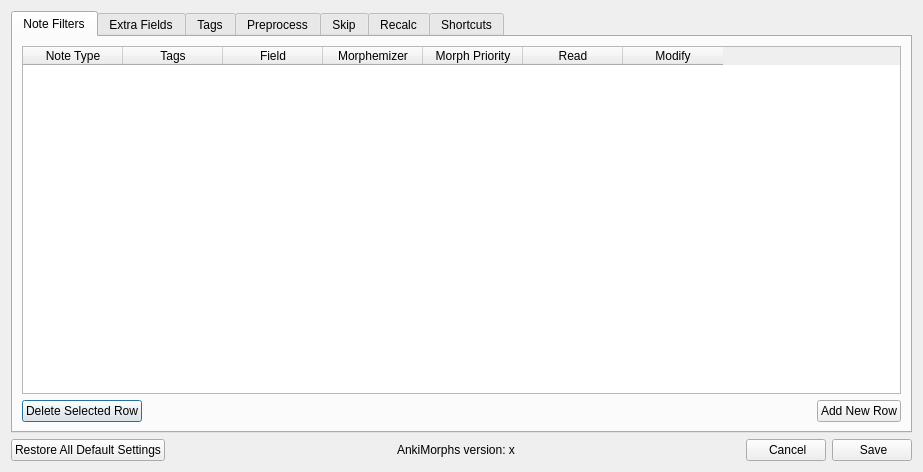
First picture: the form in ankimorphs/ui/settings_dialog.ui, repository mortii/anki-morphs, before the edit.
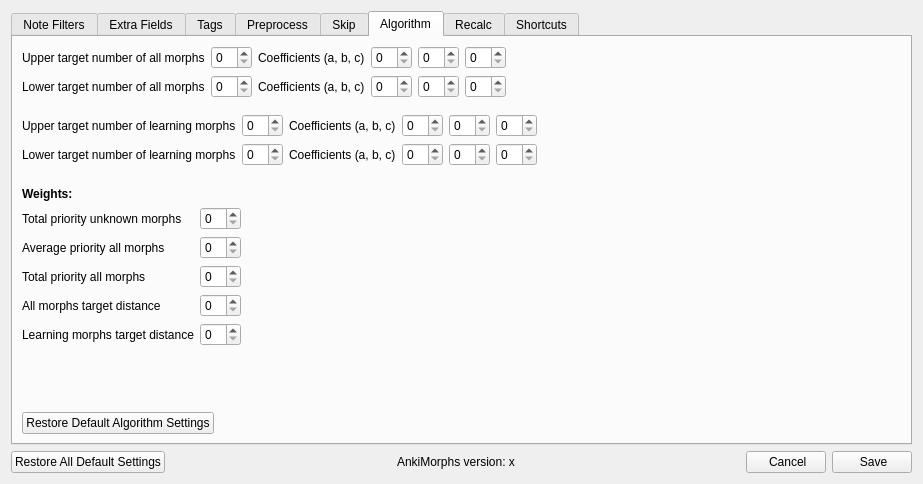
Second picture: the form after the edit. The open tabs and pages were chosen to show the change.

Commit message: added algorithm tab in settings (wip)

Diff of the .ui file:
```diff
--- a/ankimorphs/ui/settings_dialog.ui
+++ b/ankimorphs/ui/settings_dialog.ui
@@ -10,7 +10,7 @@
     <x>0</x>
     <y>0</y>
     <width>923</width>
-    <height>472</height>
+    <height>484</height>
    </rect>
   </property>
   <property name="windowTitle">
@@ -426,6 +426,327 @@
          </item>
         </layout>
        </widget>
+       <widget class="QWidget" name="tab">
+        <attribute name="title">
+         <string>Algorithm</string>
+        </attribute>
+        <layout class="QVBoxLayout" name="verticalLayout_31">
+         <item>
+          <layout class="QVBoxLayout" name="verticalLayout_26">
+           <property name="bottomMargin">
+            <number>10</number>
+           </property>
+           <item>
+            <layout class="QHBoxLayout" name="horizontalLayout_15">
+             <item>
+              <widget class="QLabel" name="label_24">
+               <property name="text">
+                <string>Upper target number of all morphs</string>
+               </property>
+              </widget>
+             </item>
+             <item>
+              <widget class="QSpinBox" name="spinBox_6"/>
+             </item>
+             <item>
+              <widget class="QLabel" name="label_25">
+               <property name="text">
+                <string>Coefficients (a, b, c)</string>
+               </property>
+              </widget>
+             </item>
+             <item>
+              <widget class="QSpinBox" name="spinBox_7"/>
+             </item>
+             <item>
+              <widget class="QSpinBox" name="spinBox_8"/>
+             </item>
+             <item>
+              <widget class="QSpinBox" name="spinBox_9"/>
+             </item>
+             <item>
+              <spacer name="horizontalSpacer_15">
+               <property name="orientation">
+                <enum>Qt::Horizontal</enum>
+               </property>
+               <property name="sizeHint" stdset="0">
+                <size>
+                 <width>40</width>
+                 <height>20</height>
+                </size>
+               </property>
+              </spacer>
+             </item>
+            </layout>
+           </item>
+           <item>
+            <layout class="QHBoxLayout" name="horizontalLayout_14">
+             <item>
+              <widget class="QLabel" name="label_22">
+               <property name="text">
+                <string>Lower target number of all morphs</string>
+               </property>
+              </widget>
+             </item>
+             <item>
+              <widget class="QSpinBox" name="spinBox"/>
+             </item>
+             <item>
+              <widget class="QLabel" name="label_23">
+               <property name="text">
+                <string>Coefficients (a, b, c)</string>
+               </property>
+              </widget>
+             </item>
+             <item>
+              <widget class="QSpinBox" name="spinBox_3"/>
+             </item>
+             <item>
+              <widget class="QSpinBox" name="spinBox_4"/>
+             </item>
+             <item>
+              <widget class="QSpinBox" name="spinBox_5"/>
+             </item>
+             <item>
+              <spacer name="horizontalSpacer_14">
+               <property name="orientation">
+                <enum>Qt::Horizontal</enum>
+               </property>
+               <property name="sizeHint" stdset="0">
+                <size>
+                 <width>40</width>
+                 <height>20</height>
+                </size>
+               </property>
+              </spacer>
+             </item>
+            </layout>
+           </item>
+          </layout>
+         </item>
+         <item>
+          <layout class="QVBoxLayout" name="verticalLayout_27">
+           <property name="bottomMargin">
+            <number>15</number>
+           </property>
+           <item>
+            <layout class="QHBoxLayout" name="horizontalLayout_18">
+             <item>
+              <widget class="QLabel" name="label_30">
+               <property name="text">
+                <string>Upper target number of learning morphs</string>
+               </property>
+              </widget>
+             </item>
+             <item>
+              <widget class="QSpinBox" name="spinBox_18"/>
+             </item>
+             <item>
+              <widget class="QLabel" name="label_31">
+               <property name="text">
+                <string>Coefficients (a, b, c)</string>
+               </property>
+              </widget>
+             </item>
+             <item>
+              <widget class="QSpinBox" name="spinBox_19"/>
+             </item>
+             <item>
+              <widget class="QSpinBox" name="spinBox_20"/>
+             </item>
+             <item>
+              <widget class="QSpinBox" name="spinBox_21"/>
+             </item>
+             <item>
+              <spacer name="horizontalSpacer_16">
+               <property name="orientation">
+                <enum>Qt::Horizontal</enum>
+               </property>
+               <property name="sizeHint" stdset="0">
+                <size>
+                 <width>40</width>
+                 <height>20</height>
+                </size>
+               </property>
+              </spacer>
+             </item>
+            </layout>
+           </item>
+           <item>
+            <layout class="QHBoxLayout" name="horizontalLayout_19">
+             <item>
+              <widget class="QLabel" name="label_32">
+               <property name="text">
+                <string>Lower target number of learning morphs</string>
+               </property>
+              </widget>
+             </item>
+             <item>
+              <widget class="QSpinBox" name="spinBox_2"/>
+             </item>
+             <item>
+              <widget class="QLabel" name="label_33">
+               <property name="text">
+                <string>Coefficients (a, b, c)</string>
+               </property>
+              </widget>
+             </item>
+             <item>
+              <widget class="QSpinBox" name="spinBox_22"/>
+             </item>
+             <item>
+              <widget class="QSpinBox" name="spinBox_23"/>
+             </item>
+             <item>
+              <widget class="QSpinBox" name="spinBox_24"/>
+             </item>
+             <item>
+              <spacer name="horizontalSpacer_17">
+               <property name="orientation">
+                <enum>Qt::Horizontal</enum>
+               </property>
+               <property name="sizeHint" stdset="0">
+                <size>
+                 <width>40</width>
+                 <height>20</height>
+                </size>
+               </property>
+              </spacer>
+             </item>
+            </layout>
+           </item>
+          </layout>
+         </item>
+         <item>
+          <layout class="QVBoxLayout" name="verticalLayout_30">
+           <item>
+            <widget class="QLabel" name="label_7">
+             <property name="font">
+              <font>
+               <bold>true</bold>
+              </font>
+             </property>
+             <property name="text">
+              <string>Weights:</string>
+             </property>
+            </widget>
+           </item>
+           <item>
+            <layout class="QHBoxLayout" name="horizontalLayout_16">
+             <item>
+              <layout class="QVBoxLayout" name="verticalLayout_28">
+               <item>
+                <widget class="QLabel" name="label_26">
+                 <property name="text">
+                  <string>Total priority unknown morphs</string>
+                 </property>
+                </widget>
+               </item>
+               <item>
+                <widget class="QLabel" name="label_27">
+                 <property name="text">
+                  <string>Average priority all morphs</string>
+                 </property>
+                </widget>
+               </item>
+               <item>
+                <widget class="QLabel" name="label_28">
+                 <property name="text">
+                  <string>Total priority all morphs</string>
+                 </property>
+                </widget>
+               </item>
+               <item>
+                <widget class="QLabel" name="label_29">
+                 <property name="text">
+                  <string>All morphs target distance</string>
+                 </property>
+                </widget>
+               </item>
+               <item>
+                <widget class="QLabel" name="label_34">
+                 <property name="text">
+                  <string>Learning morphs target distance</string>
+                 </property>
+                </widget>
+               </item>
+              </layout>
+             </item>
+             <item>
+              <layout class="QVBoxLayout" name="verticalLayout_29">
+               <item>
+                <widget class="QSpinBox" name="spinBox_10"/>
+               </item>
+               <item>
+                <widget class="QSpinBox" name="spinBox_11"/>
+               </item>
+               <item>
+                <widget class="QSpinBox" name="spinBox_12"/>
+               </item>
+               <item>
+                <widget class="QSpinBox" name="spinBox_13"/>
+               </item>
+               <item>
+                <widget class="QSpinBox" name="spinBox_14"/>
+               </item>
+              </layout>
+             </item>
+             <item>
+              <spacer name="horizontalSpacer_19">
+               <property name="orientation">
+                <enum>Qt::Horizontal</enum>
+               </property>
+               <property name="sizeHint" stdset="0">
+                <size>
+                 <width>40</width>
+                 <height>20</height>
+                </size>
+               </property>
+              </spacer>
+             </item>
+            </layout>
+           </item>
+          </layout>
+         </item>
+         <item>
+          <spacer name="verticalSpacer_6">
+           <property name="orientation">
+            <enum>Qt::Vertical</enum>
+           </property>
+           <property name="sizeHint" stdset="0">
+            <size>
+             <width>20</width>
+             <height>40</height>
+            </size>
+           </property>
+          </spacer>
+         </item>
+         <item>
+          <layout class="QHBoxLayout" name="horizontalLayout_17">
+           <item>
+            <widget class="QPushButton" name="pushButton">
+             <property name="text">
+              <string>Restore Default Algorithm Settings</string>
+             </property>
+            </widget>
+           </item>
+           <item>
+            <spacer name="horizontalSpacer_18">
+             <property name="orientation">
+              <enum>Qt::Horizontal</enum>
+             </property>
+             <property name="sizeHint" stdset="0">
+              <size>
+               <width>40</width>
+               <height>20</height>
+              </size>
+             </property>
+            </spacer>
+           </item>
+          </layout>
+         </item>
+        </layout>
+       </widget>
        <widget class="QWidget" name="recalc_tab">
         <attribute name="title">
          <string>Recalc</string>
```
The commit also changes 1 other file.
